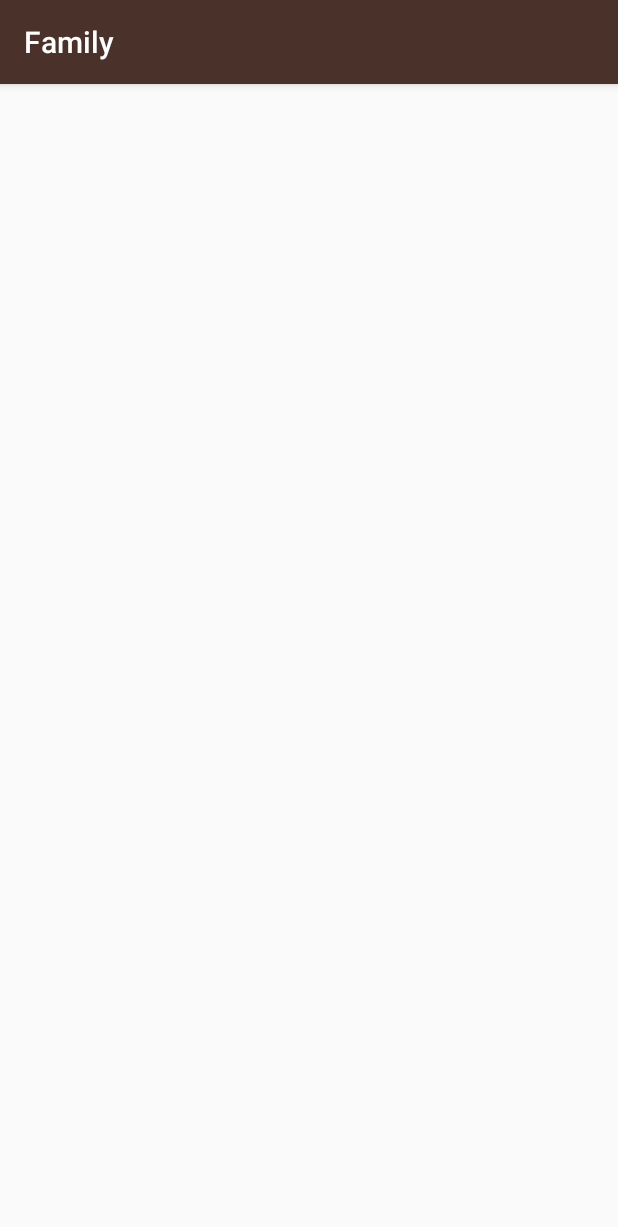
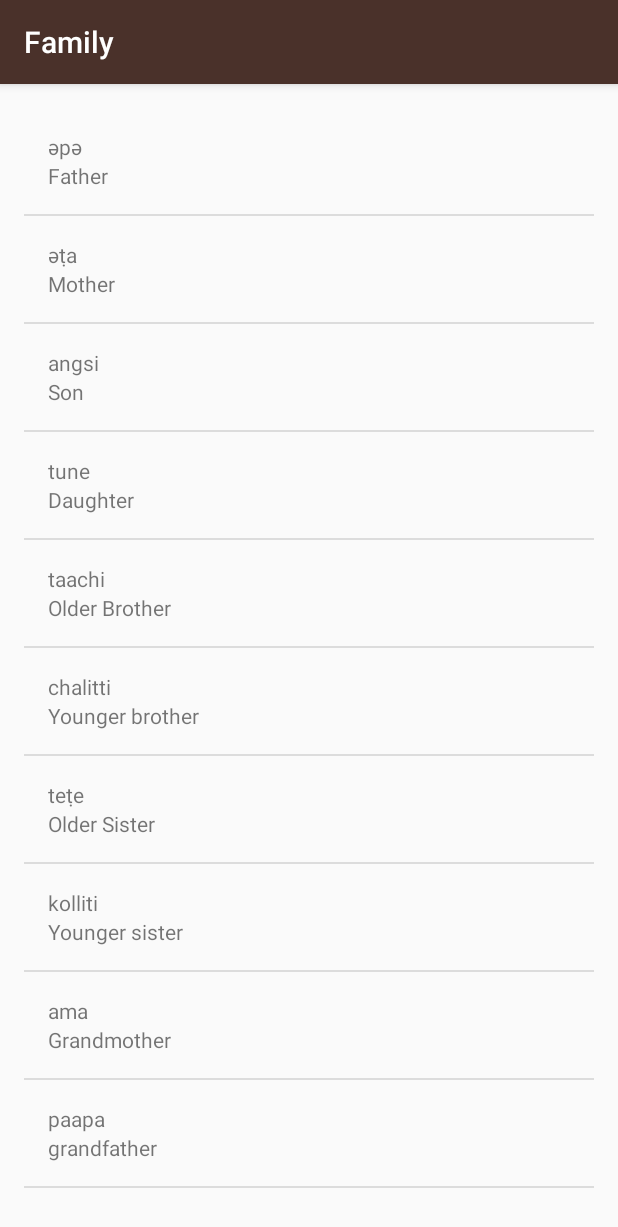
Before and after one commit to eniyantharun/MiwokUdacity, an Android app: the FamilyActivity screen opened directly, with no data from a screen before it, on a phone screen of 412 x 824 dp. Shown: the top 1227 px of the screen. Run offline under Robolectric (Android 15) with nearby library versions, the phone set to English and light mode, and no system bars.

Commit message:
completing Lesson 2 in MultiScreen Apps

```diff
--- /dev/null
+++ b/app/src/main/java/androidx/annotation/NonNull.java
@@ -0,0 +1,4 @@
+package androidx.annotation;
+
+public @interface NonNull {
+}
--- /dev/null
+++ b/app/src/main/java/androidx/annotation/Nullable.java
@@ -0,0 +1,4 @@
+package androidx.annotation;
+
+public @interface Nullable {
+}
--- /dev/null
+++ b/app/src/main/java/com/example/android/miwok/CustomAdapter.java
@@ -0,0 +1,43 @@
+package com.example.android.miwok;
+
+import android.content.Context;
+import android.view.LayoutInflater;
+import android.view.View;
+import android.view.ViewGroup;
+import android.widget.ArrayAdapter;
+import android.widget.TextView;
+
+import java.util.ArrayList;
+
+import androidx.annotation.NonNull;
+
+public class CustomAdapter extends ArrayAdapter<ModelClass> {
+
+    public CustomAdapter(@NonNull Context context, int resource, ArrayList<ModelClass> words) {
+        super(context, resource,words);
+    }
+
+    @androidx.annotation.NonNull
+    @Override
+    public View getView(int position, @androidx.annotation.Nullable View convertView, @androidx.annotation.NonNull ViewGroup parent) {
+        View listItemView = convertView;
+
+        if(listItemView == null) {
+            listItemView = LayoutInflater.from(getContext()).inflate(R.layout.list_item, parent, false);
+        }
+
+        ModelClass PositionWord = getItem(position);
+
+        TextView miwokText = listItemView.findViewById(R.id.miwokText);
+        if (PositionWord != null) {
+            miwokText.setText(PositionWord.getmMiwokTranslation());
+        }
+
+        TextView defaultText = listItemView.findViewById(R.id.defaultText);
+        if (PositionWord != null) {
+            defaultText.setText(PositionWord.getDefaultTranslation());
+        }
+
+        return listItemView;
+    }
+}
--- a/app/src/main/java/com/example/android/miwok/FamilyActivity.java
+++ b/app/src/main/java/com/example/android/miwok/FamilyActivity.java
@@ -2,6 +2,9 @@ package com.example.android.miwok;
 
 import android.support.v7.app.AppCompatActivity;
 import android.os.Bundle;
+import android.widget.ListView;
+
+import java.util.ArrayList;
 
 public class FamilyActivity extends AppCompatActivity {
 
@@ -9,5 +12,23 @@ public class FamilyActivity extends AppCompatActivity {
     protected void onCreate(Bundle savedInstanceState) {
         super.onCreate(savedInstanceState);
         setContentView(R.layout.activity_family);
+
+        ArrayList<ModelClass> family = new ArrayList<>();
+        family.add(new ModelClass("әpә","Father"));
+        family.add(new ModelClass("әṭa","Mother"));
+        family.add(new ModelClass("angsi","Son"));
+        family.add(new ModelClass( "tune","Daughter"));
+        family.add(new ModelClass( "taachi","Older Brother"));
+        family.add( new ModelClass( "chalitti","Younger brother"));
+        family.add( new ModelClass( "teṭe","Older Sister"));
+        family.add(new ModelClass( "kolliti","Younger sister"));
+        family.add(new ModelClass( "ama","Grandmother"));
+        family.add( new ModelClass( "paapa","grandfather"));
+
+        CustomAdapter itemsAdapter = new CustomAdapter(this,R.layout.list_item,family);
+        ListView listView = findViewById(R.id.list);
+        listView.setAdapter(itemsAdapter);
+
+
     }
 }
--- /dev/null
+++ b/app/src/main/java/com/example/android/miwok/ModelClass.java
@@ -0,0 +1,28 @@
+package com.example.android.miwok;
+
+public class ModelClass {
+
+    private String mMiwokTranslation;
+    private String defaultTranslation;
+
+    public ModelClass(String mMiwokTranslation, String defaultTranslation) {
+        this.mMiwokTranslation = mMiwokTranslation;
+        this.defaultTranslation = defaultTranslation;
+    }
+
+    public String getmMiwokTranslation() {
+        return mMiwokTranslation;
+    }
+
+    public void setmMiwokTranslation(String mMiwokTranslation) {
+        this.mMiwokTranslation = mMiwokTranslation;
+    }
+
+    public String getDefaultTranslation() {
+        return defaultTranslation;
+    }
+
+    public void setDefaultTranslation(String defaultTranslation) {
+        this.defaultTranslation = defaultTranslation;
+    }
+}
--- a/app/src/main/res/layout/activity_family.xml
+++ b/app/src/main/res/layout/activity_family.xml
@@ -1,9 +1,12 @@
 <?xml version="1.0" encoding="utf-8"?>
-<android.support.constraint.ConstraintLayout xmlns:android="http://schemas.android.com/apk/res/android"
-    xmlns:app="http://schemas.android.com/apk/res-auto"
+<ListView xmlns:android="http://schemas.android.com/apk/res/android"
     xmlns:tools="http://schemas.android.com/tools"
+    android:id="@+id/list"
+    android:orientation="vertical"
     android:layout_width="match_parent"
     android:layout_height="match_parent"
-    tools:context=".FamilyActivity">
-
-</android.support.constraint.ConstraintLayout>
+    android:paddingBottom="@dimen/activity_vertical_margin"
+    android:paddingLeft="@dimen/activity_horizontal_margin"
+    android:paddingRight="@dimen/activity_horizontal_margin"
+    android:paddingTop="@dimen/activity_vertical_margin"
+    tools:context="com.example.android.miwok.NumbersActivity"/>
--- /dev/null
+++ b/app/src/main/res/layout/list_item.xml
@@ -0,0 +1,23 @@
+<?xml version="1.0" encoding="utf-8"?>
+<LinearLayout xmlns:android="http://schemas.android.com/apk/res/android"
+    xmlns:tools="http://schemas.android.com/tools"
+    android:orientation="vertical"
+    android:layout_width="match_parent"
+    android:layout_height="match_parent"
+    android:padding="16dp">
+
+    <TextView
+        android:id="@+id/miwokText"
+        android:layout_height="wrap_content"
+        android:layout_width="wrap_content"
+        tools:text="lutti"
+        />
+
+    <TextView
+        android:id="@+id/defaultText"
+        android:layout_height="wrap_content"
+        android:layout_width="wrap_content"
+        tools:text="one"
+        />
+
+</LinearLayout>
```
Also changed, not shown: app/src/main/java/com/example/android/miwok/ColorsActivity.java (+17 -0 lines), app/src/main/java/com/example/android/miwok/NumbersActivity.java (+20 -8 lines), app/src/main/java/com/example/android/miwok/PhrasesActivity.java (+21 -0 lines), app/src/main/res/layout/activity_colors.xml (+8 -5 lines), app/src/main/res/layout/activity_phrases.xml (+8 -5 lines).
